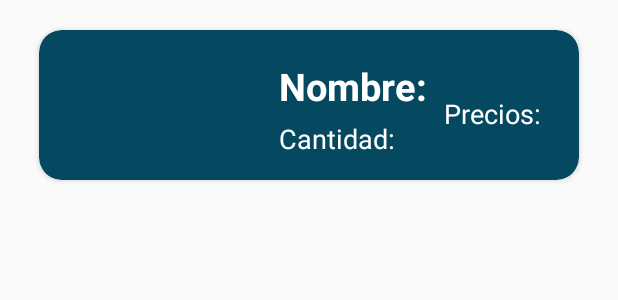
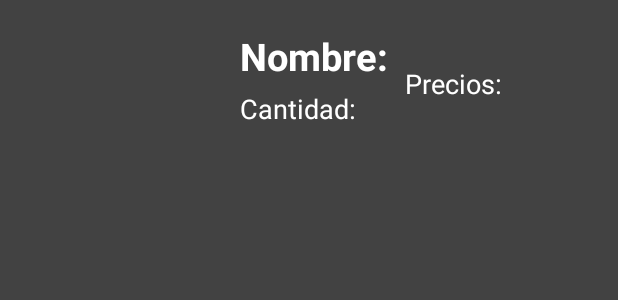
Before and after one commit to Ow0287/Comprandys2, an Android app: the layout plantilla_lista_producto.xml on its own in the app's theme, with its tools: preview values and no code run, on a phone screen of 412 x 824 dp. Shown: the top 300 px of the screen. Run offline under Robolectric (Android 15) with nearby library versions, the phone set to English and light mode, and no system bars.

Commit message:
fix  main

```diff
--- a/app/src/main/res/layout/activity_registro.xml
+++ b/app/src/main/res/layout/activity_registro.xml
@@ -50,7 +50,7 @@
         android:layout_height="40dp"
         android:layout_marginLeft="240dp"
         android:layout_marginTop="210dp"
-        android:onClick="onActivityResult"
+        android:onClick="irFoto"
         app:srcCompat="@drawable/ic_menu_camera" />
 
     <ImageView
--- a/app/src/main/res/layout/plantilla_lista_producto.xml
+++ b/app/src/main/res/layout/plantilla_lista_producto.xml
@@ -3,14 +3,9 @@
     xmlns:app="http://schemas.android.com/apk/res-auto"
     android:orientation="vertical"
     android:layout_width="match_parent"
-    android:layout_height="match_parent">
-<android.support.v7.widget.CardView
-    android:layout_width="360dp"
-    android:layout_height="wrap_content"
-    app:cardCornerRadius="15dp"
-    app:cardBackgroundColor="@color/tarjeta_color"
-    android:layout_marginTop="20dp"
-    android:layout_centerHorizontal="true">
+    android:layout_height="match_parent"
+    android:background="@color/cardview_dark_background">
+
 <ImageView
     android:id="@+id/img_foto"
     android:layout_width="130dp"
@@ -45,5 +40,4 @@
         android:textColor="@color/color_img"
         android:textSize="@dimen/tamaño_letra_nombre"
         android:textStyle="bold"/>
-</android.support.v7.widget.CardView>
 </RelativeLayout>
```
Also changed, not shown: app/src/main/java/com/example/senasoft/comprandys2/controlador/ControladorProducto.java (+6 -4 lines), app/src/main/java/com/example/senasoft/comprandys2/vista/Lista.java (+15 -4 lines), app/src/main/java/com/example/senasoft/comprandys2/vista/Registro.java (+30 -12 lines).
